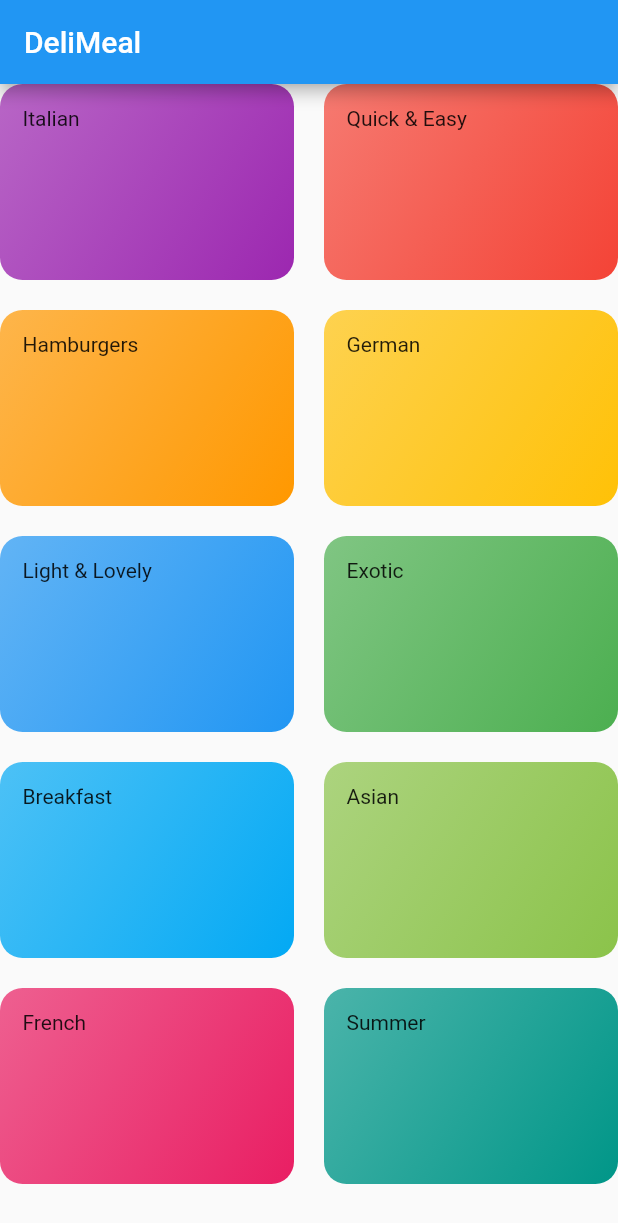
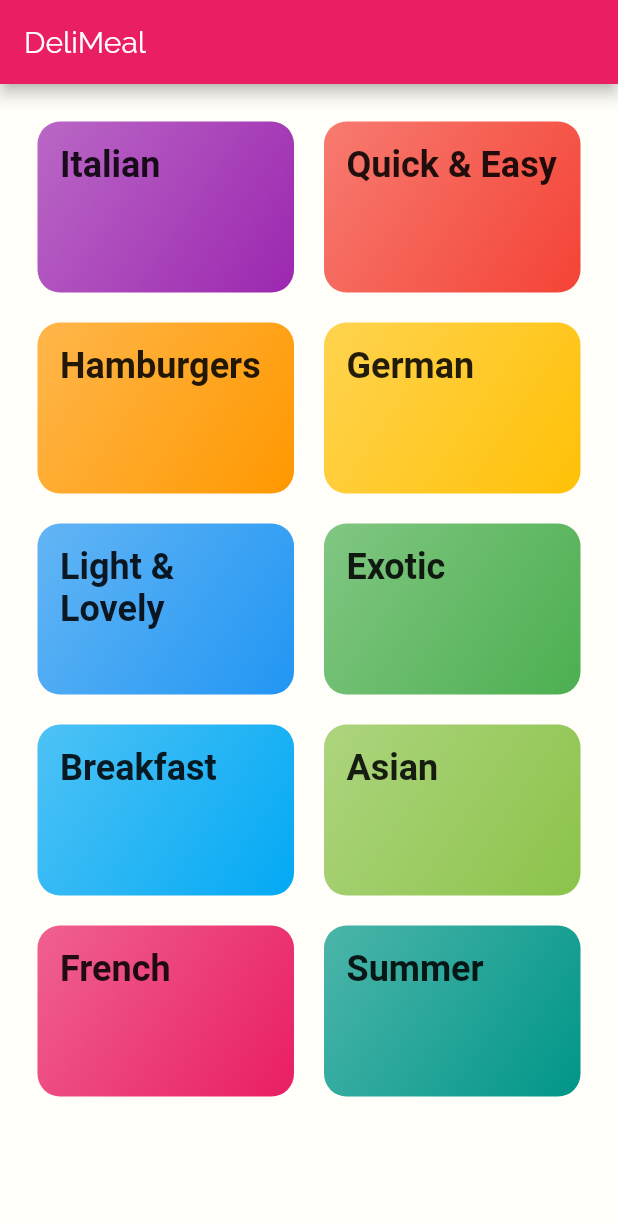
Before and after one commit to JakapongMo/meals_app, a Flutter app: the screen it shows after launch, on a phone screen of 412 x 824 dp. Shown: the top 1223 px of the screen. Run offline on Flutter 3.47's test engine with Material 2 defaults, Android fonts, the phone set to English and light mode, and no system bars; Roboto replaces fonts that are missing (RobotoCondensed).

Commit message:
Add font

```diff
--- a/lib/categories_screen.dart
+++ b/lib/categories_screen.dart
@@ -11,6 +11,8 @@ class CategoriesScreen extends StatelessWidget {
         title: const Text('DeliMeal'),
       ),
       body: GridView(
+        //Edge of mobile screen
+        padding: const EdgeInsets.all(25),
         children:  DUMMY_CATEGORIES
           .map(
             (catData) => CategoryItem(
--- a/lib/category_item.dart
+++ b/lib/category_item.dart
@@ -13,7 +13,10 @@ class CategoryItem extends StatelessWidget {
   Widget build(BuildContext context) {
     return Container(
       padding: const EdgeInsets.all(15),
-      child: Text(title),
+      child: Text(
+        title,
+        style: Theme.of(context).textTheme.title,
+      ),
       decoration: BoxDecoration(
         gradient: LinearGradient(
           colors: [
--- a/lib/main.dart
+++ b/lib/main.dart
@@ -9,7 +9,23 @@ class MyApp extends StatelessWidget {
     return MaterialApp(
       title: 'DeliMeals',
       theme: ThemeData(
-        primarySwatch: Colors.blue,
+        primarySwatch: Colors.pink,
+        accentColor: Colors.amber,
+        canvasColor: Color.fromRGBO(255, 254, 249, 1),
+        fontFamily: 'Raleway',
+        textTheme: ThemeData.light().textTheme.copyWith(
+          body1: TextStyle(
+            color: Color.fromRGBO(20, 51, 51, 1),
+          ),
+          body2: TextStyle(
+            color: Color.fromRGBO(20, 51, 51, 1),
+          ),
+          title: TextStyle(
+            fontSize: 24,
+            fontFamily: 'RobotoCondensed',
+            fontWeight: FontWeight.bold,
+          )
+        ),
       ),
       home: CategoriesScreen(),
     );
```
Also changed, not shown: pubspec.yaml (+17 -6 lines), assets/fonts/Raleway-Black.ttf (added), assets/fonts/Raleway-Bold.ttf (added), assets/fonts/Raleway-Regular.ttf (added), assets/fonts/RobotoCondensed-Bold.ttf (added), assets/fonts/RobotoCondensed-Italic.ttf (added), assets/fonts/RobotoCondensed-Light.ttf (added), assets/fonts/RobotoCondensed-Regular.ttf (added), pubspec.lock, 1 other file.
